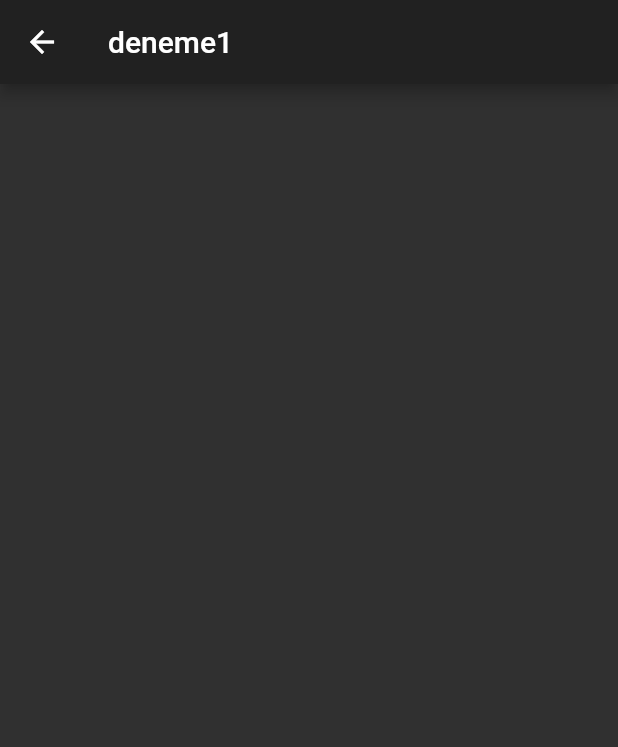
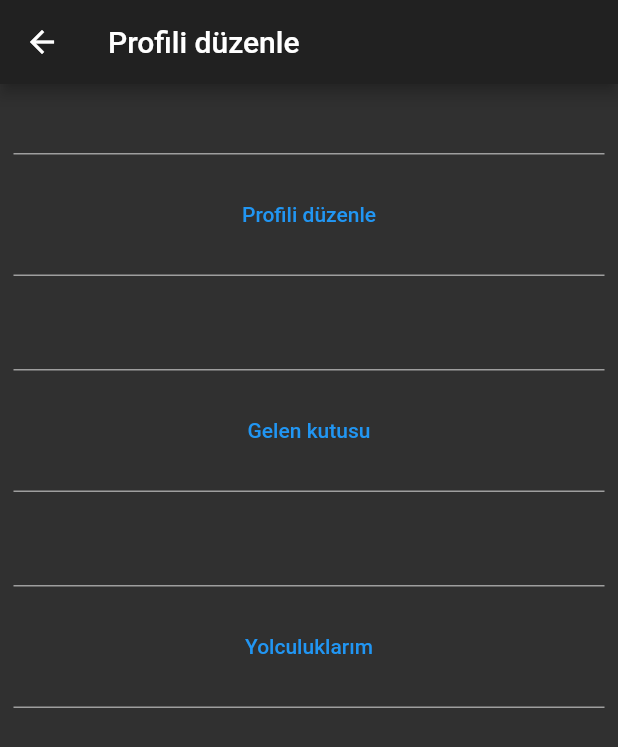
Before and after one commit to ealpago/Benideal, a Flutter app: the ChangeProfile screen opened directly, on a phone screen of 412 x 824 dp. Shown: the top 747 px of the screen. Run offline on Flutter 3.47's test engine with Material 2 defaults, Android fonts, the phone set to English and light mode, and no system bars.

Commit message:
Initial commit

```diff
--- a/lib/button_pages/changeProfile.dart
+++ b/lib/button_pages/changeProfile.dart
@@ -1,3 +1,4 @@
+import 'package:benideal/utilities/kConstant.dart';
 import 'package:flutter/material.dart';
 
 
@@ -12,8 +13,32 @@ class _ChangeProfileState extends State<ChangeProfile> {
   Widget build(BuildContext context) {
     return Scaffold(
       appBar: AppBar(
-        title: Text('deneme1'
+        title: Text('Profili düzenle'
             ),
+      ),
+      body: Container(
+           child: Column(
+             children: [
+               SizedBox(height: 30.0),
+               SpaceContainer(),
+               TextButton(
+                 onPressed: (){
+                 }, child: Text('Profili düzenle'),),
+               SpaceContainer(),
+               SizedBox(height: 30.0),
+               SpaceContainer(),
+               TextButton(
+                 onPressed: (){
+                 }, child: Text('Gelen kutusu'),),
+               SpaceContainer(),
+               SizedBox(height: 30.0),
+               SpaceContainer(),
+               TextButton(
+                 onPressed: (){
+                 }, child: Text('Yolculuklarım'),),
+               SpaceContainer(),
+             ],
+           ),
       ),
     );
   }
--- a/lib/button_pages/messagesPage.dart
+++ b/lib/button_pages/messagesPage.dart
@@ -13,7 +13,7 @@ class _MessagePageState extends State<MessagePage> {
     return Scaffold(
       appBar: AppBar(
         title: Text(
-          'Deneme2'
+          'Mesajlarım'
         ),
       ),
     );
--- a/lib/button_pages/tripsPage.dart
+++ b/lib/button_pages/tripsPage.dart
@@ -11,7 +11,7 @@ class _TripsPageState extends State<TripsPage> {
     return Scaffold(
       appBar: AppBar(
         title: Text(
-          'Deneme3'
+          'Geçmiş yolculuklarım'
         ),
       ),
     );
--- a/lib/pages/profilePage.dart
+++ b/lib/pages/profilePage.dart
@@ -1,3 +1,4 @@
+import 'package:benideal/utilities/kConstant.dart';
 import 'package:flutter/material.dart';
 import 'package:benideal/button_pages/changeProfile.dart';
 import 'package:benideal/button_pages/messagesPage.dart';
@@ -37,22 +38,28 @@ class _ProfilePageState extends State<ProfilePage> {
               ),
           ),
           SizedBox(height: 30.0),
+          SpaceContainer(),
           TextButton(
               onPressed: (){
                 Navigator.push(context, MaterialPageRoute(builder: (context) => ChangeProfile()));
-          }, child: Text('Deneme1'),),
-
+          }, child: Text('Profili düzenle'),),
+          SpaceContainer(),
           SizedBox(height: 30.0),
+          SpaceContainer(),
           TextButton(
             onPressed: (){
               Navigator.push(context, MaterialPageRoute(builder: (context) => MessagePage()));
-            }, child: Text('Deneme2'),),
-
+            }, child: Text('Gelen kutusu'),),
+          SpaceContainer(),
           SizedBox(height: 30.0),
+          SpaceContainer(),
           TextButton(
             onPressed: (){
               Navigator.push(context, MaterialPageRoute(builder: (context) => TripsPage()));
-            }, child: Text('Deneme3'),),
+            }, child: Text('Yolculuklarım'),),
+          SpaceContainer(),
+
+
         ],
       )
     );
--- a/lib/utilities/kConstant.dart
+++ b/lib/utilities/kConstant.dart
@@ -4,11 +4,14 @@ import 'package:flutter/material.dart';
 class SpaceContainer extends StatelessWidget {
   @override
   Widget build(BuildContext context) {
-    return  Container(
-      height: 1.0,
-      margin: EdgeInsets.symmetric(horizontal: 1.0, vertical: 8.0),
-      decoration: BoxDecoration(
-          color: Colors.grey
+    return  Padding(
+      padding: const EdgeInsets.all(8.0),
+      child: Container(
+        height: 1.0,
+        margin: EdgeInsets.symmetric(horizontal: 1.0, vertical: 8.0),
+        decoration: BoxDecoration(
+            color: Colors.grey
+        ),
       ),
     );
   }
```
